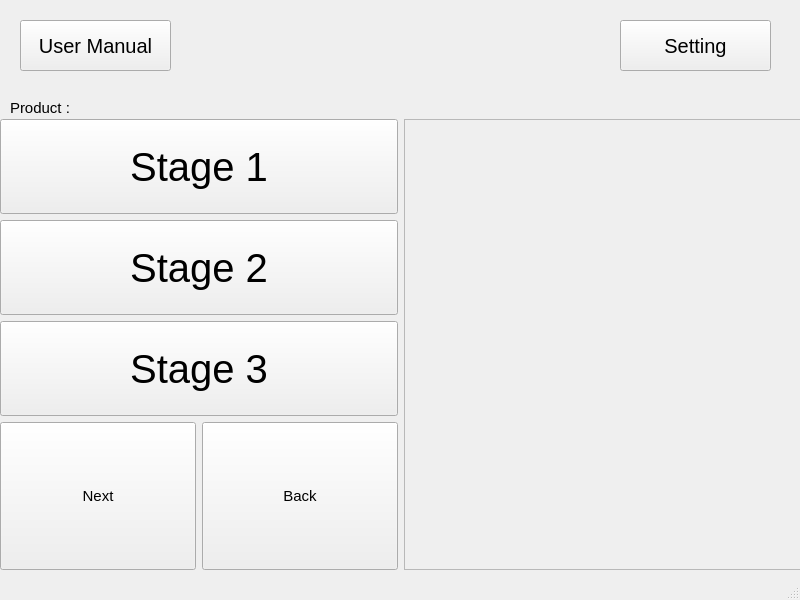
This is Greyform-linux-ros1/Python_Application/UI_Design/mainframe.ui in mokzhizhuan/GreyForm_UIs as Qt 5 draws it before an edit. The edited form follows.
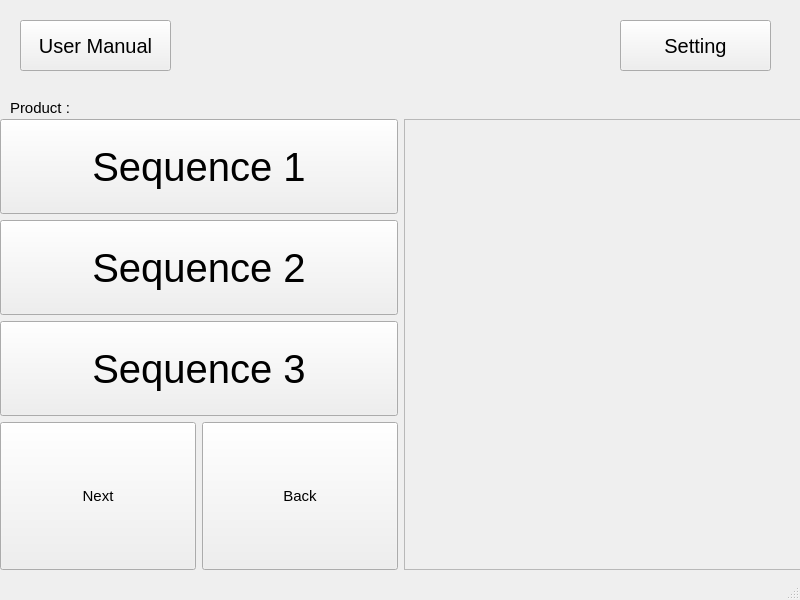
This is the edited form. The open tabs and pages were chosen to show the change.

Commit message: display stage of marking and inistialisation progress

What changed in the file:
```diff
--- a/Greyform-linux-ros1/Python_Application/UI_Design/mainframe.ui
+++ b/Greyform-linux-ros1/Python_Application/UI_Design/mainframe.ui
@@ -337,7 +337,7 @@
                 </font>
                </property>
                <property name="text">
-                <string>Stage 1</string>
+                <string>Sequence 1</string>
                </property>
               </widget>
              </item>
@@ -355,7 +355,7 @@
                 </font>
                </property>
                <property name="text">
-                <string>Stage 2</string>
+                <string>Sequence 2</string>
                </property>
               </widget>
              </item>
@@ -373,7 +373,7 @@
                 </font>
                </property>
                <property name="text">
-                <string>Stage 3</string>
+                <string>Sequence 3</string>
                </property>
               </widget>
              </item>
```
Left out of the diff: 4 changed lines with no effect on the pictures. The commit also changes 1669 other files.
